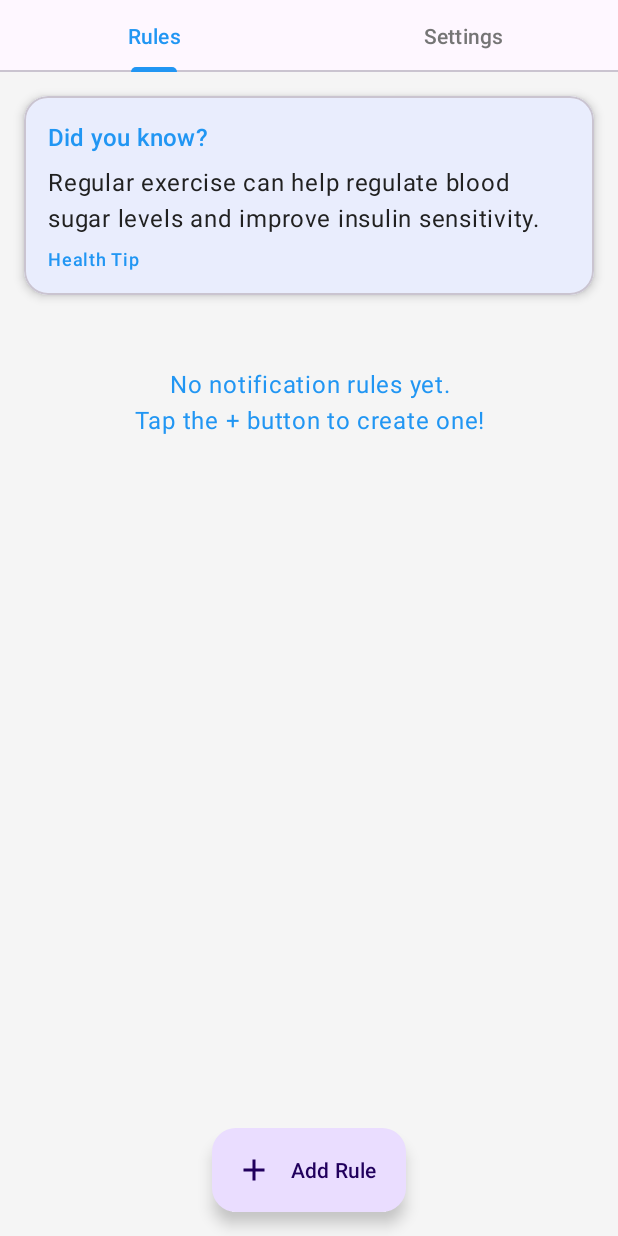
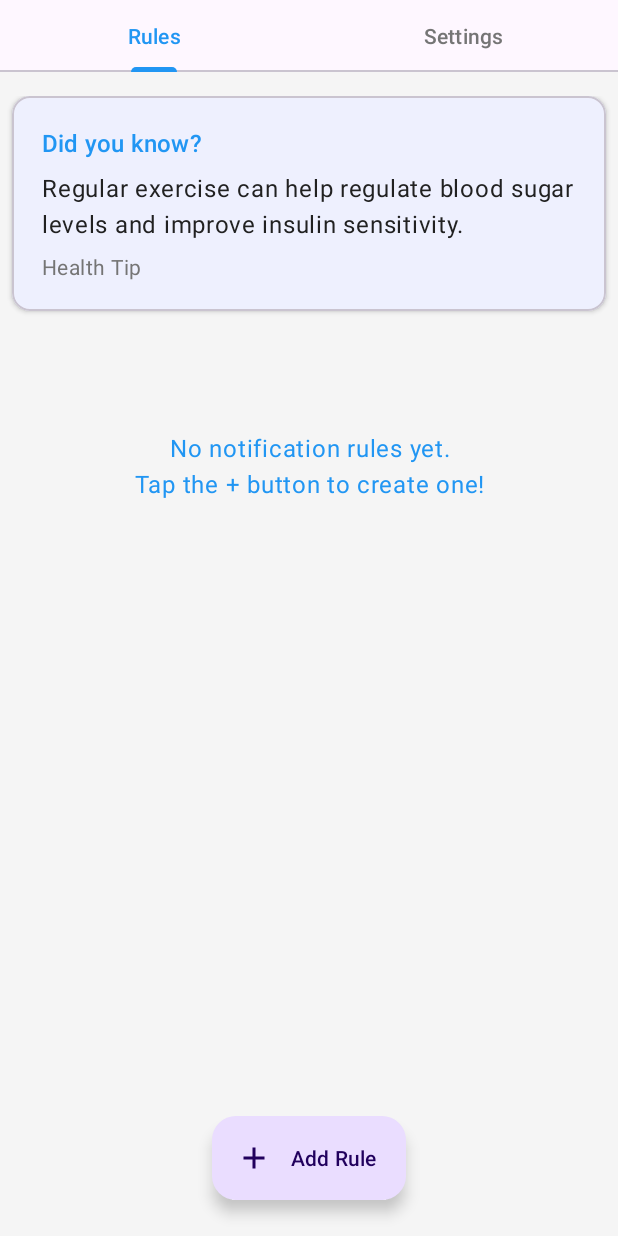
Before and after one commit to marcoperic/DiabetesNotificaionsAndroid, an Android app: the screen it shows after launch (MainActivity), on a phone screen of 412 x 824 dp. Run offline under Robolectric (Android 15) with nearby library versions, the phone set to English and light mode, and no system bars.

Commit message:
more minor UI changes

```diff
--- a/app/src/main/res/layout/fragment_rules.xml
+++ b/app/src/main/res/layout/fragment_rules.xml
@@ -8,24 +8,31 @@
     <androidx.core.widget.NestedScrollView
         android:layout_width="match_parent"
         android:layout_height="match_parent"
-        android:fillViewport="true">
+        android:fillViewport="true"
+        android:clipToPadding="false"
+        android:paddingTop="16dp"
+        android:paddingBottom="88dp">
 
         <LinearLayout
             android:layout_width="match_parent"
-            android:layout_height="match_parent"
-            android:orientation="vertical">
+            android:layout_height="wrap_content"
+            android:orientation="vertical"
+            android:minHeight="0dp">
 
             <include
                 android:id="@+id/factCard"
-                layout="@layout/layout_fact_card"/>
+                layout="@layout/layout_fact_card"
+                android:layout_width="match_parent"
+                android:layout_height="wrap_content"
+                android:layout_marginHorizontal="8dp"
+                android:layout_marginBottom="16dp"/>
 
             <androidx.recyclerview.widget.RecyclerView
                 android:id="@+id/rulesRecyclerView"
                 android:layout_width="match_parent"
                 android:layout_height="0dp"
                 android:layout_weight="1"
-                android:clipToPadding="false"
-                android:paddingBottom="80dp"/>
+                android:clipToPadding="false"/>
 
             <TextView
                 android:id="@+id/emptyStateText"
@@ -34,6 +41,7 @@
                 android:layout_gravity="center"
                 android:gravity="center"
                 android:padding="32dp"
+                android:layout_marginTop="32dp"
                 android:text="No notification rules yet.\nTap the + button to create one!"
                 android:textAppearance="@style/TextAppearance.Material3.BodyLarge"
                 android:textColor="?attr/colorPrimary"
@@ -47,7 +55,7 @@
         android:layout_width="wrap_content"
         android:layout_height="wrap_content"
         android:layout_gravity="bottom|center"
-        android:layout_margin="16dp"
+        android:layout_margin="24dp"
         android:text="@string/add_rule"
         app:icon="@drawable/ic_add"/>
 
--- a/app/src/main/res/layout/layout_fact_card.xml
+++ b/app/src/main/res/layout/layout_fact_card.xml
@@ -4,15 +4,16 @@
     xmlns:app="http://schemas.android.com/apk/res-auto"
     android:layout_width="match_parent"
     android:layout_height="wrap_content"
-    android:layout_margin="16dp"
-    app:cardElevation="4dp"
-    app:cardCornerRadius="16dp">
+    android:layout_marginHorizontal="16dp"
+    android:layout_marginVertical="8dp"
+    app:cardElevation="2dp"
+    app:cardCornerRadius="12dp">
 
     <LinearLayout
         android:layout_width="match_parent"
         android:layout_height="wrap_content"
         android:orientation="vertical"
-        android:padding="16dp">
+        android:padding="20dp">
 
         <TextView
             android:layout_width="wrap_content"
@@ -33,7 +34,7 @@
             android:layout_width="wrap_content"
             android:layout_height="wrap_content"
             android:layout_marginTop="8dp"
-            android:textAppearance="@style/TextAppearance.Material3.LabelMedium"
-            android:textColor="?attr/colorPrimary"/>
+            android:textAppearance="@style/TextAppearance.Material3.BodyMedium"
+            android:textColor="?android:textColorSecondary"/>
     </LinearLayout>
 </com.google.android.material.card.MaterialCardView>
```
Also changed, not shown: app/src/main/res/layout/item_notification_rule.xml (+17 -10 lines).
